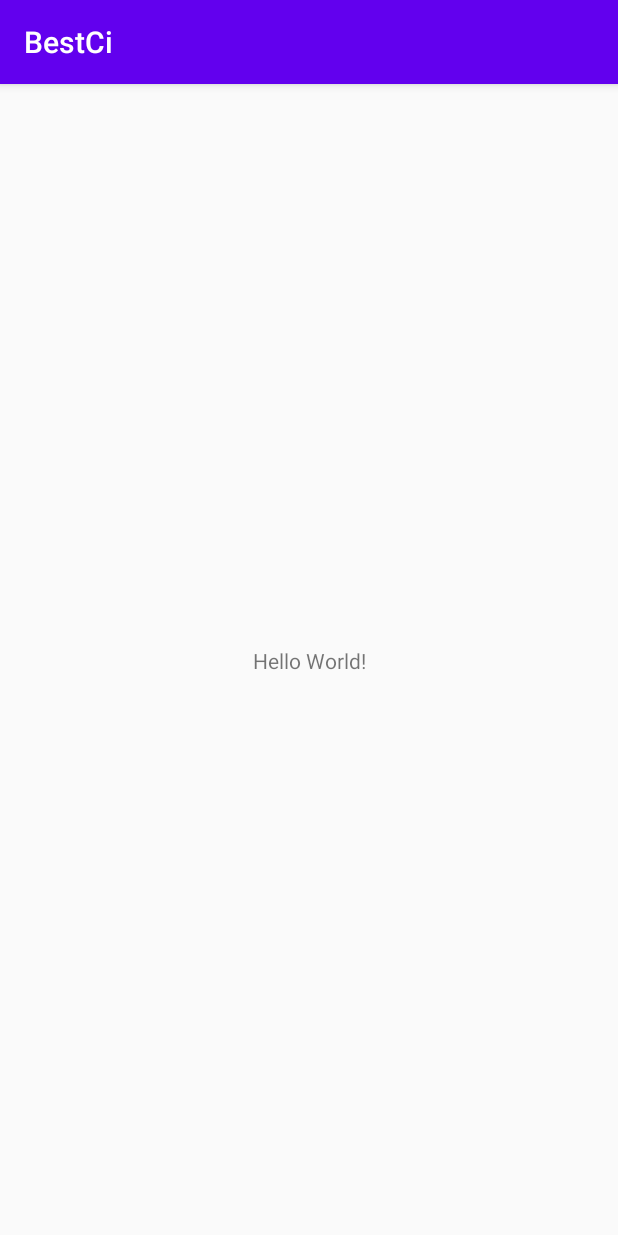
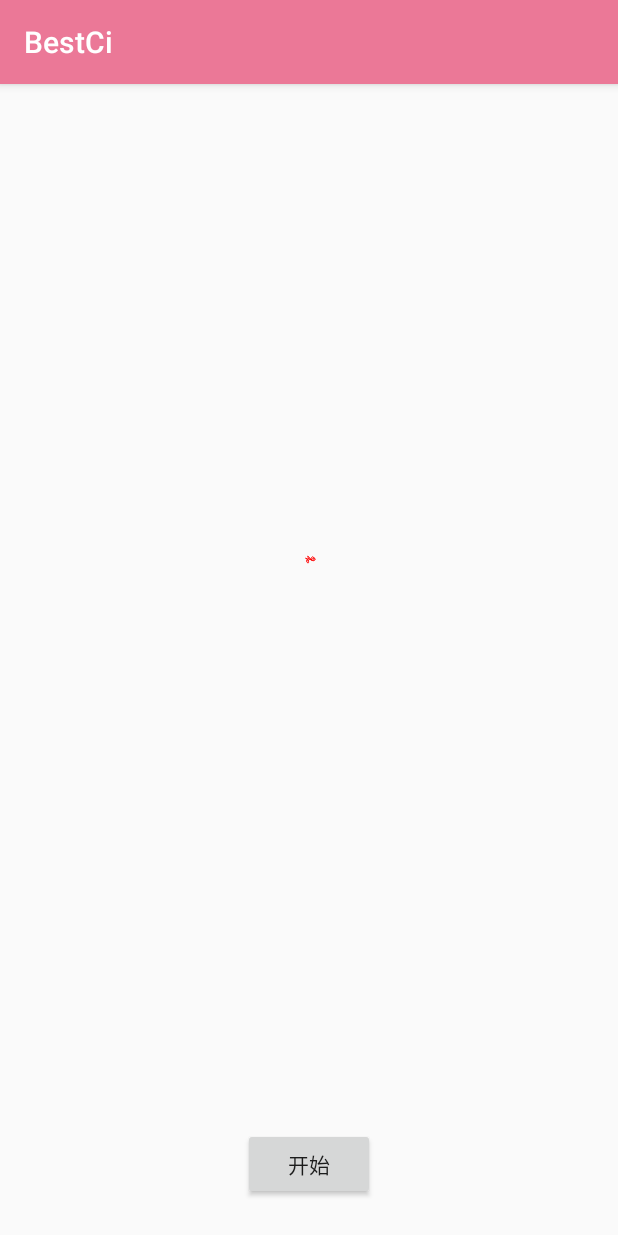
Before and after one commit to andoloido/BestCi, an Android app: the screen it shows after launch (MainActivity), on a phone screen of 412 x 824 dp. Run offline under Robolectric (Android 15) with nearby library versions, the light colour scheme and no system bars.

Commit message:
heart view

```diff
--- a/app/build.gradle
+++ b/app/build.gradle
@@ -3,13 +3,13 @@ apply plugin: 'kotlin-android'
 apply plugin: 'kotlin-android-extensions'
 
 android {
-    compileSdkVersion 30
-    buildToolsVersion "30.0.1"
+    compileSdkVersion 29
+    buildToolsVersion "29.0.1"
 
     defaultConfig {
         applicationId "lc.szy.bestci"
         minSdkVersion 21
-        targetSdkVersion 30
+        targetSdkVersion 29
         versionCode 1
         versionName "1.0"
 
--- /dev/null
+++ b/app/src/main/java/lc/szy/bestci/Bloom.kt
@@ -0,0 +1,26 @@
+package lc.szy.bestci
+
+import android.graphics.Canvas
+
+class Bloom(val point: Point, color: Int, petalCount: Int = 5) {
+
+    val petalList = mutableListOf<Petal>()
+
+    init {
+        var startAngle = randomInt(0, 90)
+        val angle = 360 / petalCount
+        for (i in 0 until petalCount) {
+            petalList.add(Petal(color, startAngle, angle))
+            startAngle += angle
+        }
+    }
+
+    fun draw(canvas: Canvas) {
+        canvas.save()
+        canvas.translate(point.x, point.y)
+        petalList.forEach { petal ->
+            petal.draw(canvas)
+        }
+        canvas.restore()
+    }
+}
--- /dev/null
+++ b/app/src/main/java/lc/szy/bestci/HeartView.kt
@@ -0,0 +1,61 @@
+package lc.szy.bestci
+
+import android.app.Activity
+import android.content.Context
+import android.graphics.Canvas
+import android.graphics.Color
+import android.graphics.Paint
+import android.util.AttributeSet
+import android.util.Log
+import android.view.View
+import android.widget.Toast
+import androidx.annotation.UiThread
+import kotlin.math.ceil
+
+class HeartView(context: Context, attrs: AttributeSet) : View(context, attrs) {
+    var offsetX = 0
+    var offsetY = 0
+
+    val bloomCount = 10
+    val bloomList = ArrayList<Bloom>(bloomCount)
+
+    val bloomAngle = 360f / bloomCount
+    var curAngle = 0f
+
+    var stopInvalidate = false
+    var thread = object : Thread() {
+        override fun run() {
+            while (true) {
+                if (stopInvalidate) return
+                sleep(1000 / 60)
+                postInvalidate()
+            }
+        }
+    }
+
+    init {
+        thread.start()
+    }
+
+    override fun onDraw(canvas: Canvas) {
+        for (i in 0 until Math.min(ceil((curAngle / bloomAngle).toDouble()).toInt(), bloomCount)) {
+            if (i == bloomCount - 1) {
+                if (bloomList[i].petalList[4].isFinished) {
+                    stopInvalidate = true
+                }
+            }
+            bloomList[i].draw(canvas)
+        }
+        curAngle += 2f
+    }
+
+
+    override fun onSizeChanged(w: Int, h: Int, oldw: Int, oldh: Int) {
+        offsetX = w / 2
+        offsetY = h / 2
+        for (i in 0 until bloomCount) {
+            val point = getHeartPoint(bloomAngle * i, offsetX, offsetY)
+            bloomList.add(Bloom(point, Color.RED))
+        }
+    }
+}
--- a/app/src/main/java/lc/szy/bestci/MainActivity.kt
+++ b/app/src/main/java/lc/szy/bestci/MainActivity.kt
@@ -1,11 +1,16 @@
 package lc.szy.bestci
 
+import android.animation.ObjectAnimator
 import androidx.appcompat.app.AppCompatActivity
 import android.os.Bundle
+import kotlinx.android.synthetic.main.activity_main.*
 
 class MainActivity : AppCompatActivity() {
     override fun onCreate(savedInstanceState: Bundle?) {
         super.onCreate(savedInstanceState)
         setContentView(R.layout.activity_main)
+
+        startBt.setOnClickListener {
+        }
     }
 }
--- /dev/null
+++ b/app/src/main/java/lc/szy/bestci/Petal.kt
@@ -0,0 +1,40 @@
+package lc.szy.bestci
+
+import android.graphics.Canvas
+import android.graphics.Color
+import android.graphics.Paint
+import android.graphics.Path
+
+class Petal(color: Int, startAngle: Int, angle: Int) {
+    val stretchA = 4f
+    val stretchB = 4f
+    val growFactor = 0.1f
+    var isFinished = false
+    var radius = 1f
+    val point1 = Point(0f, 1f).rotate(angleToRadian(startAngle))
+    val point2 = point1.clone().rotate(angleToRadian(angle))
+    var point3 = point1.clone() * (stretchA)
+    var point4 = point2.clone() * (stretchB)
+    val paint = Paint(Paint.ANTI_ALIAS_FLAG)
+
+    init {
+        paint.strokeWidth = 1f
+        paint.style = Paint.Style.STROKE
+        paint.color = color
+    }
+
+    fun draw(canvas: Canvas) {
+        if (radius < 20f) radius += growFactor else isFinished = true
+        val path = Path()
+        path.moveTo(point1.x, point1.y)
+        path.rCubicTo(
+            point4.x * radius,
+            point4.y * radius,
+            point3.x * radius,
+            point3.y * radius,
+            point2.x,
+            point2.y
+        )
+        canvas.drawPath(path, paint)
+    }
+}
--- /dev/null
+++ b/app/src/main/java/lc/szy/bestci/Point.kt
@@ -0,0 +1,20 @@
+package lc.szy.bestci
+
+import kotlin.math.cos
+import kotlin.math.sin
+
+data class Point(var x: Float, var y: Float) {
+    fun rotate(radian: Float): Point {
+        x = (cos(radian) * x - sin(radian) * y)
+        y = (sin(radian) * x + cos(radian) * y)
+        return this
+    }
+
+    operator fun times(times: Float): Point {
+        x *= times
+        y *= times
+        return this
+    }
+
+    fun clone() = Point(x, y)
+}
--- /dev/null
+++ b/app/src/main/java/lc/szy/bestci/Utils.kt
@@ -0,0 +1,58 @@
+package lc.szy.bestci
+
+import android.graphics.Color
+import kotlin.math.*
+
+fun getHeartPoint(angle: Float, offsetX: Int, offsetY: Int): Point {
+    val radian = Math.PI * angle / 180
+    val x = (19.5 * (16 * sin(radian).pow(3.0))).toFloat()
+    val y = (-20 * (13 * cos(radian) - 5 * cos(2 * radian) -
+            2 * cos(3 * radian) - cos(4 * radian))).toFloat()
+    return Point(offsetX + x, offsetY + y)
+}
+
+const val CIRCLE = 2f * Math.PI
+
+fun argb(r: Int, g: Int, b: Int, a: Int) = Color.argb(a, r, g, b)
+
+
+fun randomInt(min: Int, max: Int) = floor(Math.random() * (max - min + 1)).toInt() + min
+
+
+fun randomFloat(min: Float, max: Float) = (Math.random() * (max - min) + min).toFloat()
+
+fun angleToRadian(angle: Int) =  (Math.PI / 180f * angle).toFloat()
+
+fun randomArgb(
+    rMin: Int,
+    rMax: Int,
+    gMin: Int,
+    gMax: Int,
+    bMin: Int,
+    bMax: Int,
+    a: Float
+): Int {
+    val r = randomInt(rMin, rMax).toDouble().roundToInt()
+    val g = randomInt(rMin, rMax).toDouble().roundToInt()
+    val b = randomInt(rMin, rMax).toDouble().roundToInt()
+    val limit = 5
+    return if (abs(r - g) <= limit && abs(g - b) < limit && abs(b - r) < limit) {
+        randomArgb(rMin, rMax, gMin, gMax, bMin, bMax, a)
+    } else {
+        argb(r, g, b, (a * 255).toInt())
+    }
+}
+
+fun setAlphaInt(color: String, alpha: String): Int {
+    try {
+        val maxAplha = "#ff000000"
+        val colorNoAlpha =
+            Math.abs(color.substring(1).toLong(16) - maxAplha.substring(1).toLong(16))
+        val alphaNumber = alpha.substring(1).toLong(16)
+        val retColor = colorNoAlpha + alphaNumber
+        return retColor.toInt()
+    } catch (e: Exception) {
+        e.printStackTrace()
+    }
+    return 0
+}
--- a/app/src/main/res/layout/activity_main.xml
+++ b/app/src/main/res/layout/activity_main.xml
@@ -6,13 +6,18 @@
     android:layout_height="match_parent"
     tools:context=".MainActivity">
 
-    <TextView
+    <lc.szy.bestci.HeartView
+        android:id="@+id/heartView"
+        android:layout_width="match_parent"
+        android:layout_height="match_parent" />
+
+    <Button
+        android:id="@+id/startBt"
         android:layout_width="wrap_content"
         android:layout_height="wrap_content"
-        android:text="Hello World!"
+        android:layout_marginBottom="24dp"
+        android:text="开始"
         app:layout_constraintBottom_toBottomOf="parent"
-        app:layout_constraintLeft_toLeftOf="parent"
-        app:layout_constraintRight_toRightOf="parent"
-        app:layout_constraintTop_toTopOf="parent" />
-
+        app:layout_constraintEnd_toEndOf="parent"
+        app:layout_constraintStart_toStartOf="parent" />
 </androidx.constraintlayout.widget.ConstraintLayout>
--- a/app/src/main/res/values/colors.xml
+++ b/app/src/main/res/values/colors.xml
@@ -1,6 +1,21 @@
-<?xml version="1.0" encoding="utf-8"?>
+<!--?xml version="1.0" encoding="UTF-8"?-->
 <resources>
-    <color name="colorPrimary">#6200EE</color>
-    <color name="colorPrimaryDark">#3700B3</color>
-    <color name="colorAccent">#03DAC5</color>
+    <color name="primaryColor">#eb7897</color>
+    <color name="primaryLightColor">#ffa9c8</color>
+    <color name="primaryDarkColor">#b64869</color>
+  <color name="onPrimaryColor">#000000</color>
+
+  <color name="secondaryColor">#975cbc</color>
+    <color name="secondaryLightColor">#c98bef</color>
+    <color name="secondaryDarkColor">#672f8b</color>
+    <color name="onSecondaryColor">#ffffff</color>
+
+    <color name="backgroundColor">#ffffff</color>
+    <color name="onBackgroundColor">#000000</color>
+
+    <color name="surfaceColor">#ffffff</color>
+    <color name="onSurfaceColor">#000000</color>
+
+    <color name="errorColor">#c51162</color>
+    <color name="onErrorColor">#ffffff</color>
 </resources>
--- a/app/src/main/res/values/styles.xml
+++ b/app/src/main/res/values/styles.xml
@@ -2,9 +2,9 @@
     <!-- Base application theme. -->
     <style name="AppTheme" parent="Theme.AppCompat.Light.DarkActionBar">
         <!-- Customize your theme here. -->
-        <item name="colorPrimary">@color/colorPrimary</item>
-        <item name="colorPrimaryDark">@color/colorPrimaryDark</item>
-        <item name="colorAccent">@color/colorAccent</item>
+        <item name="colorPrimary">@color/primaryColor</item>
+        <item name="colorPrimaryDark">@color/primaryDarkColor</item>
+        <item name="colorAccent">@color/secondaryColor</item>
     </style>
 
 </resources>
```
Also changed, not shown: app/src/main/java/lc/szy/bestci/Garden.kt (added, +25 -0 lines).
